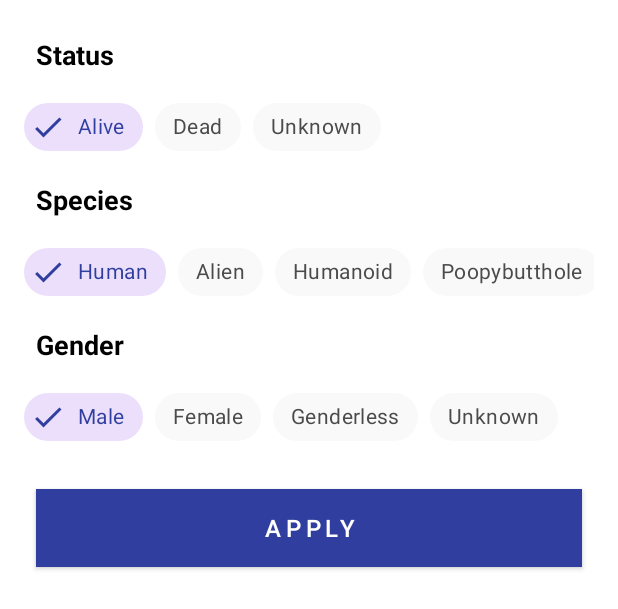
After one commit to betulantep/RickAndMorty, an Android app: the layout character_filter_bottom_sheet.xml on its own in the app's theme, with its tools: preview values and no code run, on a phone screen of 412 x 824 dp. The commit adds this screen. Shown: the top 609 px of the screen. Run offline under Robolectric (Android 15) with nearby library versions, the phone set to English and light mode, and no system bars.

Commit message:
create character bottom sheet, done chip group and checked

```diff
--- a/app/src/main/java/com/betulantep/rickandmorty/presentation/MainActivity.kt
+++ b/app/src/main/java/com/betulantep/rickandmorty/presentation/MainActivity.kt
@@ -2,13 +2,23 @@ package com.betulantep.rickandmorty.presentation
 
 import androidx.appcompat.app.AppCompatActivity
 import android.os.Bundle
+import androidx.navigation.fragment.NavHostFragment
+import androidx.navigation.ui.NavigationUI
 import com.betulantep.rickandmorty.R
+import com.betulantep.rickandmorty.databinding.ActivityMainBinding
+import com.betulantep.rickandmorty.utils.viewBinding
 import dagger.hilt.android.AndroidEntryPoint
 
 @AndroidEntryPoint
 class MainActivity : AppCompatActivity() {
+    private val binding by viewBinding(ActivityMainBinding::inflate)
     override fun onCreate(savedInstanceState: Bundle?) {
         super.onCreate(savedInstanceState)
-        setContentView(R.layout.activity_main)
+        setContentView(binding.root)
+
+        val navHostFragment = supportFragmentManager.findFragmentById(R.id.fragmentContainerView) as NavHostFragment
+        val navController = navHostFragment.navController
+
+        NavigationUI.setupWithNavController(binding.navigationView,navController)
     }
 }
--- /dev/null
+++ b/app/src/main/java/com/betulantep/rickandmorty/presentation/character/CharacterFilterBottomSheet.kt
@@ -0,0 +1,59 @@
+package com.betulantep.rickandmorty.presentation.character
+
+import android.os.Bundle
+import android.util.Log
+import android.view.LayoutInflater
+import android.view.View
+import android.view.ViewGroup
+import androidx.fragment.app.viewModels
+import com.betulantep.rickandmorty.R
+import com.betulantep.rickandmorty.databinding.CharacterFilterBottomSheetBinding
+import com.betulantep.rickandmorty.utils.Constants.GENDER_DEFAULT
+import com.betulantep.rickandmorty.utils.Constants.SPECIES_DEFAULT
+import com.betulantep.rickandmorty.utils.Constants.STATUS_DEFAULT
+import com.betulantep.rickandmorty.utils.viewBinding
+import com.google.android.material.bottomsheet.BottomSheetDialogFragment
+import com.google.android.material.chip.Chip
+
+
+class CharacterFilterBottomSheet : BottomSheetDialogFragment() {
+    private val binding by viewBinding(CharacterFilterBottomSheetBinding::inflate)
+    private val viewModel : CharacterViewModel by viewModels()
+    private var statusChip = STATUS_DEFAULT
+    private var speciesChip = SPECIES_DEFAULT
+    private var genderChip = GENDER_DEFAULT
+
+    override fun onCreateView(
+        inflater: LayoutInflater,
+        container: ViewGroup?,
+        savedInstanceState: Bundle?
+    ): View {
+        return binding.root
+    }
+    override fun onViewCreated(view: View, savedInstanceState: Bundle?) {
+        super.onViewCreated(view, savedInstanceState)
+        binding.chipGroupStatus.setOnCheckedStateChangeListener { group, checkedIds ->
+            val chip = group.findViewById<Chip>(checkedIds[0])
+            statusChip = chip.text.toString()
+        }
+
+        binding.chipGroupSpecies.setOnCheckedStateChangeListener { group, checkedIds ->
+            val chip = group.findViewById<Chip>(checkedIds[0])
+            speciesChip = chip.text.toString()
+        }
+
+        binding.chipGroupGender.setOnCheckedStateChangeListener { group, checkedIds ->
+            val chip = group.findViewById<Chip>(checkedIds[0])
+            genderChip = chip.text.toString()
+        }
+
+
+        binding.btnApply.setOnClickListener {
+            //viewModel.filterCharacterSelected(statusChip,speciesChip,genderChip)
+
+            Log.e("asd","$statusChip $speciesChip $genderChip")
+            //Navigation.findNavController(requireView()).navigate(CharacterFilterBottomSheetDirections.actionCharacterFilterBottomSheetToCharactersFragment())
+        }
+    }
+
+}
--- a/app/src/main/java/com/betulantep/rickandmorty/presentation/character/CharacterViewModel.kt
+++ b/app/src/main/java/com/betulantep/rickandmorty/presentation/character/CharacterViewModel.kt
@@ -19,7 +19,6 @@ import javax.inject.Inject
 
 @HiltViewModel
 class CharacterViewModel @Inject constructor(
-    var repo: AppRepository,
     var getCharacterUIModelUseCase: GetCharacterUIModelUseCase
 ) : ViewModel() {
 
@@ -36,6 +35,12 @@ class CharacterViewModel @Inject constructor(
 
     init {
         getCharacters()
+    }
+
+    fun filterCharacterSelected(statusChip:String,speciesChip: String,genderChip:String){
+        _characterList.value = _characterList.value.filter {
+            it.status == statusChip && it.species == speciesChip && it.gender == genderChip
+        }
     }
 
     fun searchCharacterName(searchName:String){
--- a/app/src/main/java/com/betulantep/rickandmorty/presentation/character/CharactersFragment.kt
+++ b/app/src/main/java/com/betulantep/rickandmorty/presentation/character/CharactersFragment.kt
@@ -4,12 +4,14 @@ import android.os.Bundle
 import android.util.Log
 import android.view.Menu
 import android.view.MenuInflater
+import android.view.MenuItem
 import android.view.View
 import androidx.appcompat.app.AppCompatActivity
 import androidx.appcompat.widget.SearchView
 import androidx.fragment.app.Fragment
 import androidx.fragment.app.viewModels
 import androidx.lifecycle.lifecycleScope
+import androidx.navigation.Navigation
 import com.betulantep.rickandmorty.R
 import com.betulantep.rickandmorty.databinding.FragmentCharactersBinding
 import com.betulantep.rickandmorty.presentation.adapter.CharacterAdapter
@@ -39,6 +41,7 @@ class CharactersFragment : Fragment(R.layout.fragment_characters),SearchView.OnQ
                mAdapter.submitData(it)
             }
         }
+
     }
 
     override fun onCreateOptionsMenu(menu: Menu, inflater: MenuInflater) {
@@ -47,7 +50,13 @@ class CharactersFragment : Fragment(R.layout.fragment_characters),SearchView.OnQ
         val item = menu.findItem(R.id.action_search)
         val searchView = item.actionView as SearchView
         searchView.setOnQueryTextListener(this)
+    }
 
+    override fun onOptionsItemSelected(item: MenuItem): Boolean {
+        if(item.itemId == R.id.action_filter){
+            Navigation.findNavController(requireView()).navigate(R.id.action_charactersFragment_to_characterFilterBottomSheet)
+        }
+        return super.onOptionsItemSelected(item)
     }
 
     override fun onQueryTextSubmit(query: String): Boolean {
@@ -60,7 +69,6 @@ class CharactersFragment : Fragment(R.layout.fragment_characters),SearchView.OnQ
         }else{
             viewModel.searchCharacterName(newText)
         }
-
         return true
     }
 }
--- a/app/src/main/java/com/betulantep/rickandmorty/utils/Constants.kt
+++ b/app/src/main/java/com/betulantep/rickandmorty/utils/Constants.kt
@@ -3,4 +3,8 @@ package com.betulantep.rickandmorty.utils
 object Constants {
     const val BASE_URL = "https://rickandmortyapi.com/api/"
     const val FIRST_PAGE_INDEX = 1
+
+    const val STATUS_DEFAULT = "Alive"
+    const val SPECIES_DEFAULT = "Human"
+    const val GENDER_DEFAULT = "Male"
 }
--- /dev/null
+++ b/app/src/main/res/color/chip_background_color.xml
@@ -0,0 +1,5 @@
+<?xml version="1.0" encoding="utf-8"?>
+<selector xmlns:android="http://schemas.android.com/apk/res/android">
+    <item android:color="@color/checkedChipBackgroundColor" android:state_checked="true"/>
+    <item android:color="@color/chipBackgroundColor" android:state_checked="false"/>
+</selector>
--- /dev/null
+++ b/app/src/main/res/color/chip_text_color.xml
@@ -0,0 +1,5 @@
+<?xml version="1.0" encoding="utf-8"?>
+<selector xmlns:android="http://schemas.android.com/apk/res/android">
+    <item android:color="@color/checkedChipTextColor" android:state_checked="true"/>
+    <item android:color="@color/chipTextColor" android:state_checked="false"/>
+</selector>
--- /dev/null
+++ b/app/src/main/res/drawable/ic_filter.xml
@@ -0,0 +1,10 @@
+<vector xmlns:android="http://schemas.android.com/apk/res/android"
+    android:width="24dp"
+    android:height="24dp"
+    android:viewportWidth="24"
+    android:viewportHeight="24"
+    android:tint="?attr/colorControlNormal">
+  <path
+      android:fillColor="@android:color/white"
+      android:pathData="M10,18h4v-2h-4v2zM3,6v2h18L21,6L3,6zM6,13h12v-2L6,11v2z"/>
+</vector>
--- /dev/null
+++ b/app/src/main/res/layout/character_filter_bottom_sheet.xml
@@ -0,0 +1,260 @@
+<?xml version="1.0" encoding="utf-8"?>
+<androidx.constraintlayout.widget.ConstraintLayout xmlns:android="http://schemas.android.com/apk/res/android"
+    xmlns:app="http://schemas.android.com/apk/res-auto"
+    xmlns:tools="http://schemas.android.com/tools"
+    android:layout_width="match_parent"
+    android:layout_height="wrap_content"
+    tools:context=".presentation.character.CharacterFilterBottomSheet">
+
+    <TextView
+        android:id="@+id/status_txt"
+        android:layout_width="wrap_content"
+        android:layout_height="wrap_content"
+        android:layout_marginStart="24dp"
+        android:layout_marginTop="24dp"
+        android:text="@string/status"
+        android:textColor="@color/black"
+        android:textSize="18sp"
+        android:textStyle="bold"
+        app:layout_constraintStart_toStartOf="parent"
+        app:layout_constraintTop_toTopOf="parent" />
+
+
+    <com.google.android.material.chip.ChipGroup
+        android:id="@+id/chipGroup_status"
+        android:layout_width="match_parent"
+        android:layout_height="wrap_content"
+        android:layout_marginStart="16dp"
+        android:layout_marginTop="12dp"
+        android:layout_marginEnd="16dp"
+        app:checkedChip="@id/chip_alive"
+        app:selectionRequired="true"
+        app:singleLine="true"
+        app:singleSelection="true"
+        app:layout_constraintEnd_toEndOf="parent"
+        app:layout_constraintStart_toStartOf="parent"
+        app:layout_constraintTop_toBottomOf="@+id/status_txt"
+        >
+
+        <com.google.android.material.chip.Chip
+            style="@style/CustomChipStyle"
+            android:id="@+id/chip_alive"
+            android:layout_width="wrap_content"
+            android:layout_height="wrap_content"
+            android:text="@string/alive" />
+
+        <com.google.android.material.chip.Chip
+            style="@style/CustomChipStyle"
+            android:id="@+id/chip_dead"
+            android:layout_width="wrap_content"
+            android:layout_height="wrap_content"
+            android:text="@string/dead" />
+
+        <com.google.android.material.chip.Chip
+            style="@style/CustomChipStyle"
+            android:id="@+id/chip_status_unknown"
+            android:layout_width="wrap_content"
+            android:layout_height="wrap_content"
+            android:text="@string/unknown" />
+
+    </com.google.android.material.chip.ChipGroup>
+
+    <TextView
+        android:id="@+id/species_txt"
+        android:layout_width="wrap_content"
+        android:layout_height="wrap_content"
+        android:layout_marginStart="24dp"
+        android:layout_marginTop="12dp"
+        android:text="@string/species"
+        android:textColor="@color/black"
+        android:textSize="18sp"
+        android:textStyle="bold"
+        app:layout_constraintStart_toStartOf="parent"
+        app:layout_constraintTop_toBottomOf="@+id/chipGroup_status" />
+
+    <HorizontalScrollView
+        android:id="@+id/scrollView_species"
+        android:layout_width="match_parent"
+        android:layout_height="wrap_content"
+        android:layout_marginStart="16dp"
+        android:layout_marginTop="12dp"
+        android:layout_marginEnd="16dp"
+        android:scrollbars="none"
+        app:layout_constraintEnd_toEndOf="parent"
+        app:layout_constraintStart_toStartOf="parent"
+        app:layout_constraintTop_toBottomOf="@id/species_txt">
+
+        <LinearLayout
+            android:layout_width="wrap_content"
+            android:layout_height="match_parent"
+            android:orientation="horizontal">
+
+            <com.google.android.material.chip.ChipGroup
+                android:id="@+id/chipGroup_species"
+                android:layout_width="match_parent"
+                android:layout_height="wrap_content"
+                app:checkedChip="@id/chip_human"
+                app:selectionRequired="true"
+                app:singleLine="true"
+                app:singleSelection="true">
+
+                <com.google.android.material.chip.Chip
+                    style="@style/CustomChipStyle"
+                    android:id="@+id/chip_human"
+                    android:layout_width="wrap_content"
+                    android:layout_height="wrap_content"
+                    android:text="@string/human" />
+
+                <com.google.android.material.chip.Chip
+                    style="@style/CustomChipStyle"
+                    android:id="@+id/chip_alien"
+                    android:layout_width="wrap_content"
+                    android:layout_height="wrap_content"
+                    android:text="@string/alien" />
+
+                <com.google.android.material.chip.Chip
+                    style="@style/CustomChipStyle"
+                    android:id="@+id/chip_humanoid"
+                    android:layout_width="wrap_content"
+                    android:layout_height="wrap_content"
+                    android:text="@string/humanoid" />
+
+                <com.google.android.material.chip.Chip
+                    style="@style/CustomChipStyle"
+                    android:id="@+id/chip_poopybutthole"
+                    android:layout_width="wrap_content"
+                    android:layout_height="wrap_content"
+                    android:text="@string/poopybutthole" />
+
+                <com.google.android.material.chip.Chip
+                    style="@style/CustomChipStyle"
+                    android:id="@+id/chip_mythologicalCreature"
+                    android:layout_width="wrap_content"
+                    android:layout_height="wrap_content"
+                    android:text="@string/mythological" />
+
+                <com.google.android.material.chip.Chip
+                    style="@style/CustomChipStyle"
+                    android:id="@+id/chip_robot"
+                    android:layout_width="wrap_content"
+                    android:layout_height="wrap_content"
+                    android:text="@string/robot" />
+
+                <com.google.android.material.chip.Chip
+                    style="@style/CustomChipStyle"
+                    android:id="@+id/chip_animal"
+                    android:layout_width="wrap_content"
+                    android:layout_height="wrap_content"
+                    android:text="@string/animal" />
+
+                <com.google.android.material.chip.Chip
+                    style="@style/CustomChipStyle"
+                    android:id="@+id/chip_cronenberg"
+                    android:layout_width="wrap_content"
+                    android:layout_height="wrap_content"
+                    android:text="@string/cronenberg" />
+
+                <com.google.android.material.chip.Chip
+                    style="@style/CustomChipStyle"
+                    android:id="@+id/chip_disease"
+                    android:layout_width="wrap_content"
+                    android:layout_height="wrap_content"
+                    android:text="@string/disease" />
+
+            </com.google.android.material.chip.ChipGroup>
+        </LinearLayout>
+    </HorizontalScrollView>
+
+    <TextView
+        android:id="@+id/gender_txt"
+        android:layout_width="wrap_content"
+        android:layout_height="wrap_content"
+        android:layout_marginStart="24dp"
+        android:layout_marginTop="12dp"
+        android:text="@string/gender"
+        android:textColor="@color/black"
+        android:textSize="18sp"
+        android:textStyle="bold"
+        app:layout_constraintStart_toStartOf="parent"
+        app:layout_constraintTop_toBottomOf="@+id/scrollView_species" />
+
+
+    <HorizontalScrollView
+        android:id="@+id/scrollView_gender"
+        android:layout_width="match_parent"
+        android:layout_height="wrap_content"
+        android:layout_marginStart="16dp"
+        android:layout_marginTop="12dp"
+        android:layout_marginEnd="16dp"
+        android:scrollbars="none"
+        app:layout_constraintEnd_toEndOf="parent"
+        app:layout_constraintStart_toStartOf="parent"
+        app:layout_constraintTop_toBottomOf="@id/gender_txt">
+
+    <LinearLayout
+        android:layout_width="wrap_content"
+        android:layout_height="match_parent"
+        android:orientation="horizontal">
+
+    <com.google.android.material.chip.ChipGroup
+        android:id="@+id/chipGroup_gender"
+        android:layout_width="match_parent"
+        android:layout_height="wrap_content"
+        app:checkedChip="@id/chip_male"
+        app:layout_constraintEnd_toEndOf="parent"
+        app:layout_constraintStart_toStartOf="parent"
+        app:layout_constraintTop_toBottomOf="@+id/gender_txt"
+        app:singleLine="true"
+        app:singleSelection="true">
+
+        <com.google.android.material.chip.Chip
+            style="@style/CustomChipStyle"
+            android:id="@+id/chip_male"
+            android:layout_width="wrap_content"
+            android:layout_height="wrap_content"
+            android:text="@string/male" />
+
+        <com.google.android.material.chip.Chip
+            style="@style/CustomChipStyle"
+            android:id="@+id/chip_female"
+            android:layout_width="wrap_content"
+            android:layout_height="wrap_content"
+            android:text="@string/female" />
+
+        <com.google.android.material.chip.Chip
+            style="@style/CustomChipStyle"
+            android:id="@+id/chip_genderless"
+            android:layout_width="wrap_content"
+            android:layout_height="wrap_content"
+            android:text="@string/genderless" />
+
+        <com.google.android.material.chip.Chip
+            style="@style/CustomChipStyle"
+            android:id="@+id/chip_gender_unknown"
+            android:layout_width="wrap_content"
+            android:layout_height="wrap_content"
+            android:text="@string/unknown" />
+    </com.google.android.material.chip.ChipGroup>
+    </LinearLayout>
+    </HorizontalScrollView>
+
+    <androidx.appcompat.widget.AppCompatButton
+        android:id="@+id/btn_apply"
+        android:layout_width="0dp"
+        android:layout_height="52dp"
+        android:layout_marginStart="24dp"
+        android:layout_marginTop="24dp"
+        android:layout_marginEnd="24dp"
+        android:layout_marginBottom="24dp"
+        android:background="@color/primary"
+        android:text="@string/apply"
+        android:textColor="@color/white"
+        android:textSize="16sp"
+        android:letterSpacing="0.2"
+        app:layout_constraintBottom_toBottomOf="parent"
+        app:layout_constraintEnd_toEndOf="parent"
+        app:layout_constraintHorizontal_bias="0.5"
+        app:layout_constraintStart_toStartOf="parent"
+        app:layout_constraintTop_toBottomOf="@+id/scrollView_gender" />
+
+</androidx.constraintlayout.widget.ConstraintLayout>
--- a/app/src/main/res/layout/character_row_layout.xml
+++ b/app/src/main/res/layout/character_row_layout.xml
@@ -96,7 +96,7 @@
                         <TextView
                             android:layout_width="wrap_content"
                             android:layout_height="wrap_content"
-                            android:text="@{@string/species + ` : `}"
+                            android:text="@{@string/species_uppercase + ` : `}"
                             android:textSize="16sp"
                             android:textStyle="bold"
                             tools:text="SPECIES : " />
@@ -120,7 +120,7 @@
                         <TextView
                             android:layout_width="wrap_content"
                             android:layout_height="wrap_content"
-                            android:text="@{@string/gender + ` : `}"
+                            android:text="@{@string/gender_uppercase + ` : `}"
                             android:textSize="16sp"
                             android:textStyle="bold"
                             tools:text="GENDER : " />
@@ -143,7 +143,7 @@
                         <TextView
                             android:layout_width="wrap_content"
                             android:layout_height="wrap_content"
-                            android:text="@{@string/origin + ` : `}"
+                            android:text="@{@string/origin_uppercase + ` : `}"
                             android:textSize="16sp"
                             android:textStyle="bold"
                             tools:text="ORIGIN : " />
@@ -166,7 +166,7 @@
                         <TextView
                             android:layout_width="wrap_content"
                             android:layout_height="wrap_content"
-                            android:text="@{@string/location + ` : `}"
+                            android:text="@{@string/location_uppercase + ` : `}"
                             android:textSize="16sp"
                             android:textStyle="bold"
                             tools:text="LOCATION : " />
--- a/app/src/main/res/menu/menu_character_toolbar.xml
+++ b/app/src/main/res/menu/menu_character_toolbar.xml
@@ -8,4 +8,9 @@
         android:title="@string/search"
         app:actionViewClass="androidx.appcompat.widget.SearchView"
         app:showAsAction="always|collapseActionView" />
+    <item
+        android:id="@+id/action_filter"
+        android:icon="@drawable/ic_filter"
+        android:title="@string/filter"
+        app:showAsAction="always" />
 </menu>
--- a/app/src/main/res/menu/menu_main.xml
+++ b/app/src/main/res/menu/menu_main.xml
@@ -3,7 +3,7 @@
     xmlns:android="http://schemas.android.com/apk/res/android">
 
     <item
-        android:id="@+id/action_character"
+        android:id="@+id/charactersFragment"
         android:icon="@drawable/ic_character"
         android:title="Characters"
         app:showAsAction="always" />
--- a/app/src/main/res/navigation/nav_graph.xml
+++ b/app/src/main/res/navigation/nav_graph.xml
@@ -3,11 +3,23 @@
     xmlns:app="http://schemas.android.com/apk/res-auto"
     xmlns:tools="http://schemas.android.com/tools"
     android:id="@+id/nav_graph"
-    app:startDestination="@id/action_character">
-
+    app:startDestination="@id/charactersFragment">
     <fragment
-        android:id="@+id/action_character"
+        android:id="@+id/charactersFragment"
         android:name="com.betulantep.rickandmorty.presentation.character.CharactersFragment"
-        android:label="fragment_characters"
-        tools:layout="@layout/fragment_characters" />
+        android:label="CharactersFragment"
+        tools:layout="@layout/fragment_characters">
+        <action
+            android:id="@+id/action_charactersFragment_to_characterFilterBottomSheet"
+            app:destination="@id/characterFilterBottomSheet" />
+    </fragment>
+    <dialog
+        android:id="@+id/characterFilterBottomSheet"
+        android:name="com.betulantep.rickandmorty.presentation.character.CharacterFilterBottomSheet"
+        android:label="character_filter_bottom_sheet"
+        tools:layout="@layout/character_filter_bottom_sheet" >
+        <action
+            android:id="@+id/action_characterFilterBottomSheet_to_charactersFragment"
+            app:destination="@id/charactersFragment" />
+    </dialog>
 </navigation>
--- a/app/src/main/res/values/colors.xml
+++ b/app/src/main/res/values/colors.xml
@@ -11,8 +11,17 @@
     <color name="red">#A60C00</color>
     <color name="green">#4CAF50</color>
     <color name="gray">#919191</color>
+    <color name="lightGray">#F9F9F9</color>
+    <color name="darkGray">#4B4B4B</color>
+
 
     <color name="primary">#303f9f</color>
     <color name="primaryDark">#001970</color>
     <color name="primaryLight">#666ad1</color>
+
+    //Custom chip style
+    <color name="checkedChipBackgroundColor">#206200EA</color>
+    <color name="chipBackgroundColor">@color/lightGray</color>
+    <color name="checkedChipTextColor">@color/primary</color>
+    <color name="chipTextColor">@color/darkGray</color>
 </resources>
--- a/app/src/main/res/values/strings.xml
+++ b/app/src/main/res/values/strings.xml
@@ -1,10 +1,29 @@
 <resources>
     <string name="app_name">RickAndMorty</string>
     <!-- TODO: Remove or change this placeholder text -->
-    <string name="hello_blank_fragment">Hello blank fragment</string>
-    <string name="origin">ORIGIN</string>
-    <string name="location">LOCATION</string>
-    <string name="gender">GENDER</string>
-    <string name="species">SPECIES</string>
+    <string name="origin_uppercase">ORIGIN</string>
+    <string name="location_uppercase">LOCATION</string>
+    <string name="gender_uppercase">GENDER</string>
+    <string name="species_uppercase">SPECIES</string>
     <string name="search">Search</string>
+    <string name="status">Status</string>
+    <string name="alive">Alive</string>
+    <string name="dead">Dead</string>
+    <string name="unknown">Unknown</string>
+    <string name="mythological">Mythological Creature</string>
+    <string name="humanoid">Humanoid</string>
+    <string name="robot">Robot</string>
+    <string name="animal">Animal</string>
+    <string name="cronenberg">Cronenberg</string>
+    <string name="disease">Disease</string>
+    <string name="species">Species</string>
+    <string name="poopybutthole">Poopybutthole</string>
+    <string name="human">Human</string>
+    <string name="alien">Alien</string>
+    <string name="female">Female</string>
+    <string name="genderless">Genderless</string>
+    <string name="gender">Gender</string>
+    <string name="male">Male</string>
+    <string name="apply">Apply</string>
+    <string name="filter">Filter</string>
 </resources>
--- a/app/src/main/res/values/themes.xml
+++ b/app/src/main/res/values/themes.xml
@@ -15,4 +15,10 @@
         <item name="windowActionBar">false</item>
         <item name="windowNoTitle">true</item>
     </style>
+
+    <style name="CustomChipStyle" parent="Widget.MaterialComponents.Chip.Filter">
+        <item name="chipBackgroundColor">@color/chip_background_color</item>
+        <item name="android:textColor">@color/chip_text_color</item>
+        <item name="checkedIconTint">@color/chip_text_color</item>
+    </style>
 </resources>
```
Also changed, not shown: app/build.gradle (+5 -2 lines).
